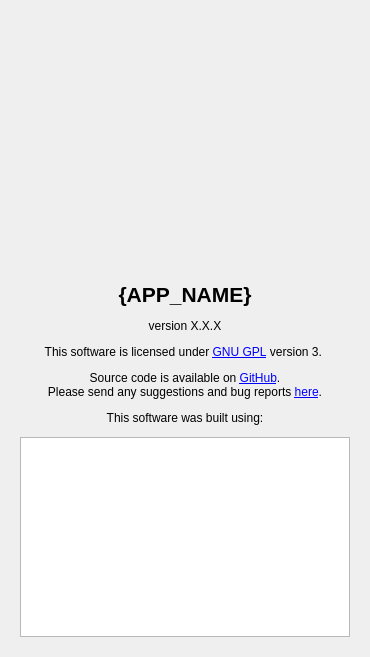
Qt form resources/ui/about_dialog.ui (vzhd1701/gridplayer) before a commit.
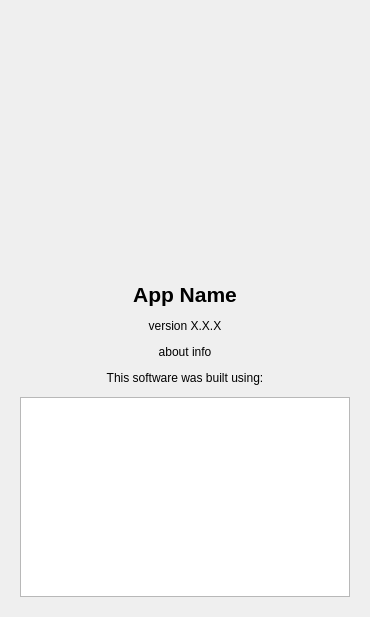
The same form after that commit.

```diff
--- a/resources/ui/about_dialog.ui
+++ b/resources/ui/about_dialog.ui
@@ -103,7 +103,7 @@
       </font>
      </property>
      <property name="text">
-      <string>{APP_NAME}</string>
+      <string notr="true">App Name</string>
      </property>
      <property name="alignment">
       <set>Qt::AlignCenter</set>
@@ -123,7 +123,7 @@
    <item>
     <widget class="QLabel" name="info">
      <property name="text">
-      <string>&lt;html&gt;&lt;head/&gt;&lt;body&gt;&lt;p&gt;This software is licensed under &lt;a href=&quot;{APP_LICENSE_URL}&quot;&gt;&lt;span style=&quot; text-decoration: underline; color:#0000ff;&quot;&gt;GNU GPL&lt;/span&gt;&lt;/a&gt; version 3. &lt;/p&gt;&lt;p&gt;Source code is available on &lt;a href=&quot;{APP_URL}&quot;&gt;&lt;span style=&quot; text-decoration: underline; color:#0000ff;&quot;&gt;GitHub&lt;/span&gt;&lt;/a&gt;.&lt;br/&gt;Please send any suggestions and bug reports &lt;a href=&quot;{APP_BUGTRACKER_URL}&quot;&gt;&lt;span style=&quot; text-decoration: underline; color:#0000ff;&quot;&gt;here&lt;/span&gt;&lt;/a&gt;.&lt;/p&gt;&lt;/body&gt;&lt;/html&gt;</string>
+      <string notr="true">about info</string>
      </property>
      <property name="textFormat">
       <enum>Qt::RichText</enum>
```
Left out of the diff: 2 changed lines with no effect on the pictures.
